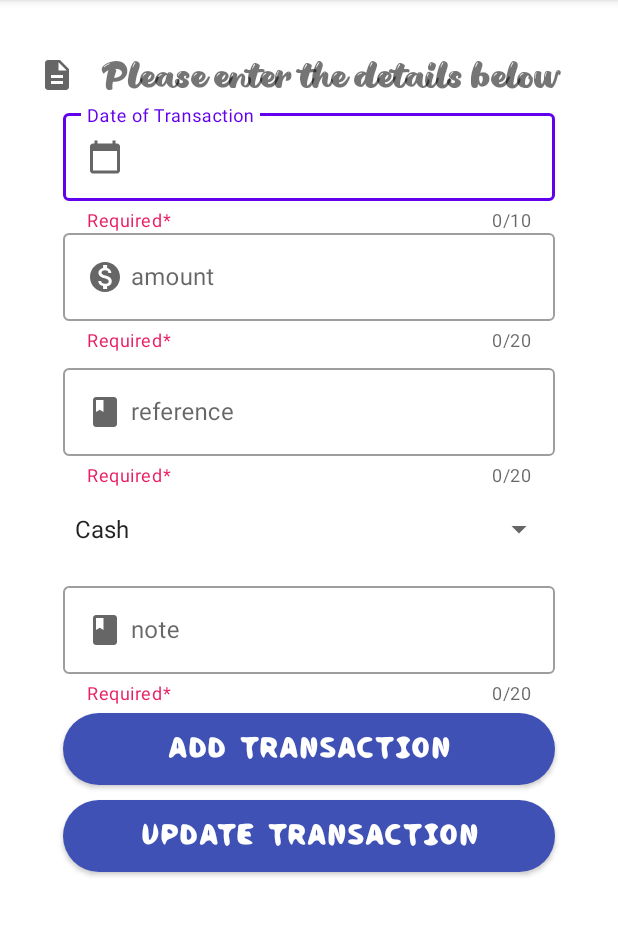
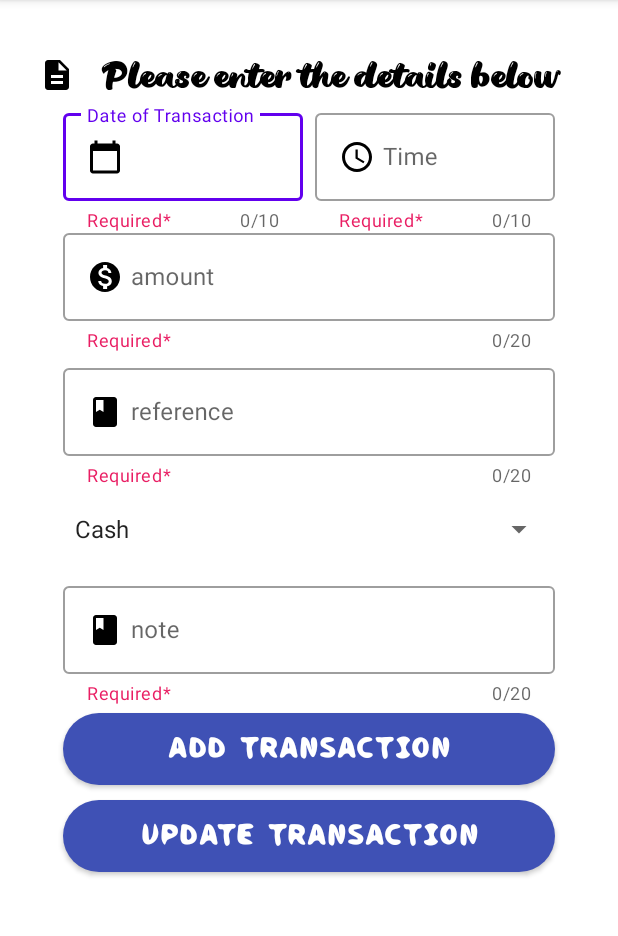
Before and after one commit to NR213/Nummus, an Android app: the MainActivity screen opened directly, with no data from a screen before it, after a tap on "UPDATE TRANSACTION", on a phone screen of 412 x 824 dp, the part 84-1020 px from its top. Run offline under Robolectric (Android 15) with nearby library versions, the phone set to English and light mode, and no system bars.

```diff
--- a/app/src/main/java/com/example/nummus/MainActivity.java
+++ b/app/src/main/java/com/example/nummus/MainActivity.java
@@ -3,6 +3,7 @@ import androidx.appcompat.app.AlertDialog;
 import androidx.appcompat.app.AppCompatActivity;
 
 import android.app.DatePickerDialog;
+import android.app.TimePickerDialog;
 import android.content.Intent;
 import android.database.Cursor;
 import android.graphics.Color;
@@ -16,9 +17,11 @@ import android.widget.Button;
 import android.widget.DatePicker;
 import android.widget.EditText;
 import android.widget.Spinner;
+import android.widget.TimePicker;
 import android.widget.Toast;
 
 import java.util.Calendar;
+import java.util.Locale;
 
 public class MainActivity extends AppCompatActivity implements AdapterView.OnItemSelectedListener {
 
@@ -29,6 +32,8 @@ public class MainActivity extends AppCompatActivity implements AdapterView.OnIte
     DatePickerDialog.OnDateSetListener mDateSetListener;
     EditText mDisplayDate;
     String date;
+    EditText timeButton;
+    int hour, minute;
     @Override
     protected void onCreate(Bundle savedInstanceState) {
         super.onCreate(savedInstanceState);
@@ -51,6 +56,7 @@ public class MainActivity extends AppCompatActivity implements AdapterView.OnIte
         view = findViewById(R.id.btnView);
         DB = new DBHelper(this);
 
+        timeButton = (EditText) findViewById(R.id.timemain);
 
 
         mDisplayDate = (EditText) findViewById(R.id.doTmain);
@@ -67,7 +73,7 @@ public class MainActivity extends AppCompatActivity implements AdapterView.OnIte
                         MainActivity.this,
                         android.R.style.Theme_Holo_Light_Dialog_MinWidth,
                         mDateSetListener,
-                            year,month,day);
+                        year, month, day);
                 dialog.getWindow().setBackgroundDrawable(new ColorDrawable(Color.TRANSPARENT));
                 dialog.show();
             }
@@ -84,43 +90,63 @@ public class MainActivity extends AppCompatActivity implements AdapterView.OnIte
             }
         };
 
+        timeButton.setOnClickListener(new View.OnClickListener(){
+            @Override
+            public void onClick(View view) {
+                TimePickerDialog.OnTimeSetListener onTimeSetListener = new TimePickerDialog.OnTimeSetListener() {
+                    @Override
+                    public void onTimeSet(TimePicker timePicker, int selectedHour, int selectedMinute) {
+                        hour = selectedHour;
+                        minute = selectedMinute;
+                        String time = hour +":" + minute;
+                        timeButton.setText(time);
+                    }
+                };
+
+
+                TimePickerDialog timePickerDialog = new TimePickerDialog(MainActivity.this, onTimeSetListener, hour, minute, true);
+
+                timePickerDialog.setTitle("Select Time");
+                timePickerDialog.show();
+            }
+        });
+
         insert.setOnClickListener(new View.OnClickListener() {
             @Override
             public void onClick(View view) {
                 String amountTXT = amount.getText().toString();
                 String referenceTXT = reference.getText().toString();
-
+                String time = timeButton.getText().toString();
                 String dotTXT = mDisplayDate.getText().toString();
-                //String paymentmethodTXT = paymentMethod.getText().toString();
+                //String paymentmethodTXT = paymentMethod.toString();
 
                 String noteTXT = note.getText().toString();
 
-                Boolean checkinsertdata = DB.insertuserdata(dotTXT, amountTXT, referenceTXT, paymentmethodTXT, noteTXT);
-                if(checkinsertdata==true)
+                Boolean checkinsertdata = DB.insertuserdata(dotTXT, time, amountTXT, referenceTXT, paymentmethodTXT, noteTXT);
+                if (checkinsertdata == true)
                     Toast.makeText(MainActivity.this, "New Transaction Inserted", Toast.LENGTH_SHORT).show();
                 else
                     Toast.makeText(MainActivity.this, "New Transaction Not Inserted", Toast.LENGTH_SHORT).show();
-            }        });
+            }
+        });
         update.setOnClickListener(new View.OnClickListener() {
             @Override
             public void onClick(View view) {
                 String amountTXT = amount.getText().toString();
                 String referenceTXT = reference.getText().toString();
-                String dotTXT = doT.getText().toString();
-                //String paymentmethodTXT = paymentMethod.getText().toString();
+                String time = timeButton.getText().toString();
+                String dotTXT = mDisplayDate.getText().toString();
+               // String paymentmethodTXT = paymentMethod.toString();
                 String noteTXT = note.getText().toString();
 
-                Boolean checkupdatedata = DB.updateuserdata(date, amountTXT, referenceTXT, paymentmethodTXT, noteTXT);
-                if(checkupdatedata==true)
+                Boolean checkupdatedata = DB.updateuserdata(dotTXT,time, amountTXT, referenceTXT, paymentmethodTXT, noteTXT);
+                if (checkupdatedata == true)
                     Toast.makeText(MainActivity.this, "Transaction Updated", Toast.LENGTH_SHORT).show();
                 else
                     Toast.makeText(MainActivity.this, "New Transaction Not Updated", Toast.LENGTH_SHORT).show();
-            }        });
-
-
-
             }
-
+        });
+    }
 
 
     @Override
@@ -132,4 +158,6 @@ public class MainActivity extends AppCompatActivity implements AdapterView.OnIte
     public void onNothingSelected(AdapterView<?> adapterView) {
 
     }
+
+
 }
--- /dev/null
+++ b/app/src/main/res/drawable/ic_baseline_access_time_24.xml
@@ -0,0 +1,13 @@
+<vector xmlns:android="http://schemas.android.com/apk/res/android"
+    android:width="24dp"
+    android:height="24dp"
+    android:viewportWidth="24"
+    android:viewportHeight="24"
+    android:tint="?attr/colorControlNormal">
+  <path
+      android:fillColor="@android:color/white"
+      android:pathData="M11.99,2C6.47,2 2,6.48 2,12s4.47,10 9.99,10C17.52,22 22,17.52 22,12S17.52,2 11.99,2zM12,20c-4.42,0 -8,-3.58 -8,-8s3.58,-8 8,-8 8,3.58 8,8 -3.58,8 -8,8z"/>
+  <path
+      android:fillColor="@android:color/white"
+      android:pathData="M12.5,7H11v6l5.25,3.15 0.75,-1.23 -4.5,-2.67z"/>
+</vector>
--- a/app/src/main/res/layout/activity_delete.xml
+++ b/app/src/main/res/layout/activity_delete.xml
@@ -18,6 +18,8 @@
         android:text="Please enter the details below"
         android:drawableStart="@drawable/ic_baseline_description_24"
         android:drawableLeft="@drawable/ic_baseline_description_24"
+        android:drawableTint="@color/black"
+        android:textColor="@color/black"
         android:drawablePadding="5dp"
         android:textAlignment="center"
         android:fontFamily="@font/pirate_of_the_seaside_bubbles"
@@ -65,6 +67,7 @@
             android:layout_height="wrap_content"
             android:drawableStart="@drawable/ic_baseline_calendar_today_24"
             android:drawableLeft="@drawable/ic_baseline_calendar_today_24"
+            android:drawableTint="@color/black"
             android:drawablePadding="5dp"
 
             />
--- a/app/src/main/res/layout/activity_main.xml
+++ b/app/src/main/res/layout/activity_main.xml
@@ -17,13 +17,16 @@
         android:layout_marginTop="24dp"
         android:layout_marginEnd="16dp"
         android:layout_marginBottom="24dp"
-        android:text="Please enter the details below"
         android:drawableStart="@drawable/ic_baseline_description_24"
         android:drawableLeft="@drawable/ic_baseline_description_24"
         android:drawablePadding="5dp"
+        android:textColor="@color/black"
+        android:drawableTint="@color/black"
+        android:fontFamily="@font/pirate_of_the_seaside_bubbles"
+        android:text="Please enter the details below"
         android:textAlignment="center"
-        android:fontFamily="@font/pirate_of_the_seaside_bubbles"
         android:textSize="28dp" />
+
     <com.google.android.material.textfield.TextInputLayout
         android:id="@+id/textinput"
         style="@style/Widget.MaterialComponents.TextInputLayout.OutlinedBox"
@@ -31,13 +34,13 @@
         android:layout_height="wrap_content"
         android:layout_marginStart="32dp"
         android:layout_marginTop="60dp"
-        android:layout_marginEnd="32dp"
+        android:layout_marginEnd="200dp"
         android:layout_marginBottom="32dp"
         android:hint="Date of Transaction"
+        app:counterEnabled="true"
+        app:counterMaxLength="10"
+
         app:helperText="Required*"
-        app:counterEnabled="true"
-
-        app:counterMaxLength="10"
         app:helperTextTextColor="#E91E63">
 
 
@@ -48,6 +51,36 @@
             android:layout_height="wrap_content"
             android:drawableStart="@drawable/ic_baseline_calendar_today_24"
             android:drawableLeft="@drawable/ic_baseline_calendar_today_24"
+            android:drawableTint="@color/black"
+            android:drawablePadding="5dp"
+
+            />
+    </com.google.android.material.textfield.TextInputLayout>
+    <com.google.android.material.textfield.TextInputLayout
+        android:id="@+id/textinputtime"
+        style="@style/Widget.MaterialComponents.TextInputLayout.OutlinedBox"
+        android:layout_width="match_parent"
+        android:layout_height="wrap_content"
+        android:layout_marginStart="200dp"
+        android:layout_marginTop="60dp"
+        android:layout_marginEnd="32dp"
+        android:layout_marginBottom="32dp"
+        android:hint="Time"
+        app:helperText="Required*"
+        app:counterEnabled="true"
+
+        app:counterMaxLength="10"
+        app:helperTextTextColor="#E91E63">
+
+
+        <com.google.android.material.textfield.TextInputEditText
+            android:id="@+id/timemain"
+            android:layout_width="match_parent"
+
+            android:layout_height="wrap_content"
+            android:drawableStart="@drawable/ic_baseline_access_time_24"
+            android:drawableLeft="@drawable/ic_baseline_access_time_24"
+            android:drawableTint="@color/black"
             android:drawablePadding="5dp"
 
             />
@@ -77,9 +110,12 @@
             android:layout_height="wrap_content"
             android:drawableStart="@drawable/ic_baseline_monetization_on_24"
             android:drawableLeft="@drawable/ic_baseline_monetization_on_24"
+            android:drawableTint="@color/black"
             android:drawablePadding="5dp"
 
             />
+
+
 
 
     </com.google.android.material.textfield.TextInputLayout>
@@ -106,6 +142,7 @@
             android:layout_height="wrap_content"
             android:drawableStart="@drawable/ic_baseline_book_24"
             android:drawableLeft="@drawable/ic_baseline_book_24"
+            android:drawableTint="@color/black"
             android:drawablePadding="5dp"
 
             />
@@ -149,6 +186,7 @@
             android:layout_height="wrap_content"
             android:drawableStart="@drawable/ic_baseline_book_24"
             android:drawableLeft="@drawable/ic_baseline_book_24"
+            android:drawableTint="@color/black"
             android:drawablePadding="5dp"
 
             />
--- a/app/src/main/res/layout/activity_view.xml
+++ b/app/src/main/res/layout/activity_view.xml
@@ -14,9 +14,11 @@
         android:layout_marginTop="24dp"
         android:layout_marginEnd="24dp"
         android:layout_marginBottom="24dp"
+        android:textColor="@color/black"
         android:text="Please enter the details below"
         android:drawableStart="@drawable/ic_baseline_description_24"
         android:drawableLeft="@drawable/ic_baseline_description_24"
+        android:drawableTint="@color/black"
         android:drawablePadding="5dp"
         android:textAlignment="center"
         android:fontFamily="@font/pirate_of_the_seaside_bubbles"
@@ -34,9 +36,9 @@
         android:layout_marginEnd="32dp"
         android:layout_marginBottom="15dp"
         android:background="@drawable/custom_button"
+        android:fontFamily="@font/paradiso"
         android:text="View Transaction details"
         android:textSize="20dp"
-        android:fontFamily="@font/paradiso"
         app:backgroundTint="#3F51B5"
         app:layout_constraintBottom_toBottomOf="parent"
         app:layout_constraintTop_toBottomOf="@+id/textinputview"
@@ -65,6 +67,7 @@
             android:layout_height="wrap_content"
             android:drawableStart="@drawable/ic_baseline_calendar_today_24"
             android:drawableLeft="@drawable/ic_baseline_calendar_today_24"
+            android:drawableTint="@color/black"
             android:drawablePadding="5dp"
 
             />
```
Also changed, not shown: app/src/main/AndroidManifest.xml (+7 -1 lines), app/src/main/java/com/example/nummus/DBHelper.java (+37 -4 lines), app/src/main/java/com/example/nummus/ViewActivity.java (+5 -4 lines), app/src/main/res/drawable/ic_baseline_email_24.xml (added, +10 -0 lines), app/src/main/res/drawable/ic_baseline_lock_24.xml (added, +10 -0 lines). Lines whose indentation alone changed are shown as unchanged.
